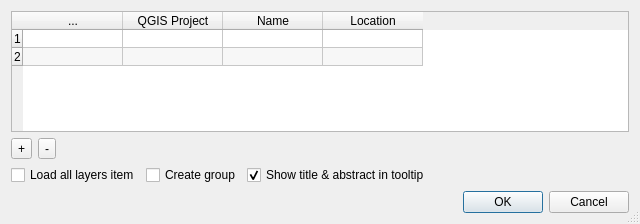
First picture: the form in menu_from_project/conf_dialog.ui, repository xcaeag/MenuFromProject-Qgis-Plugin, before the edit.
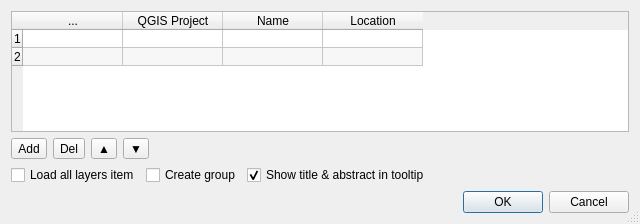
Second picture: the form after the edit.

What changed in the file:
```diff
--- a/menu_from_project/conf_dialog.ui
+++ b/menu_from_project/conf_dialog.ui
@@ -89,7 +89,7 @@
     </widget>
    </item>
    <item>
-    <layout class="QHBoxLayout" name="horizontalLayout" stretch="0,0,0">
+    <layout class="QHBoxLayout" name="horizontalLayout" stretch="0,0,0,0,0">
      <property name="spacing">
       <number>6</number>
      </property>
@@ -105,14 +105,28 @@
         <enum>Qt::ClickFocus</enum>
        </property>
        <property name="text">
-        <string>+</string>
+        <string>Add</string>
        </property>
       </widget>
      </item>
      <item>
       <widget class="QToolButton" name="btnDelete">
        <property name="text">
-        <string>-</string>
+        <string>Del</string>
+       </property>
+      </widget>
+     </item>
+     <item>
+      <widget class="QToolButton" name="btnUp">
+       <property name="text">
+        <string>▲</string>
+       </property>
+      </widget>
+     </item>
+     <item>
+      <widget class="QToolButton" name="btnDown">
+       <property name="text">
+        <string>▼</string>
        </property>
       </widget>
      </item>
```
Left out of the diff: 20 changed lines with no effect on the pictures.
